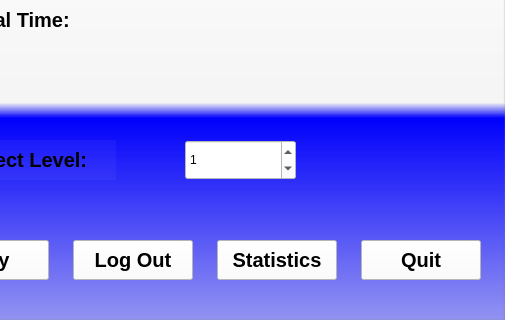
Qt form menu.ui (s4mto/FlashCard-DBMS) before a commit; both pictures show x 95 to 600 and y 280 to 600 of the 600 by 600 pixel window.
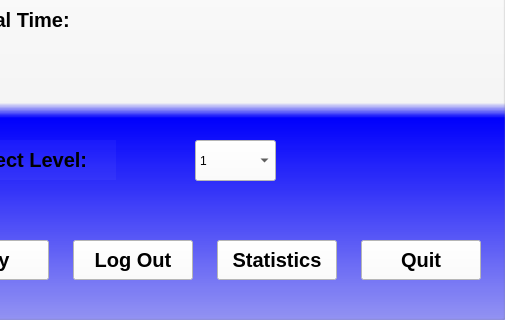
The same form after that commit.

The edit to the form file:
```diff
--- a/menu.ui
+++ b/menu.ui
@@ -390,27 +390,23 @@
       <string>Select Level:</string>
      </property>
     </widget>
-    <widget class="QSpinBox" name="spinBox">
+    <widget class="QComboBox" name="comboBox">
      <property name="geometry">
       <rect>
-       <x>280</x>
+       <x>290</x>
        <y>420</y>
-       <width>111</width>
-       <height>40</height>
+       <width>81</width>
+       <height>41</height>
       </rect>
      </property>
      <property name="styleSheet">
       <string notr="true">background-color: rgb(255, 255, 255);</string>
      </property>
-     <property name="maximum">
-      <number>250</number>
-     </property>
-     <property name="value">
-      <number>1</number>
-     </property>
-     <property name="displayIntegerBase">
-      <number>10</number>
-     </property>
+     <item>
+      <property name="text">
+       <string>1</string>
+      </property>
+     </item>
     </widget>
     <zorder>spinBox</zorder>
     <zorder>which_user</zorder>
```
Left out of the diff: 16 changed lines with no effect on the pictures.
